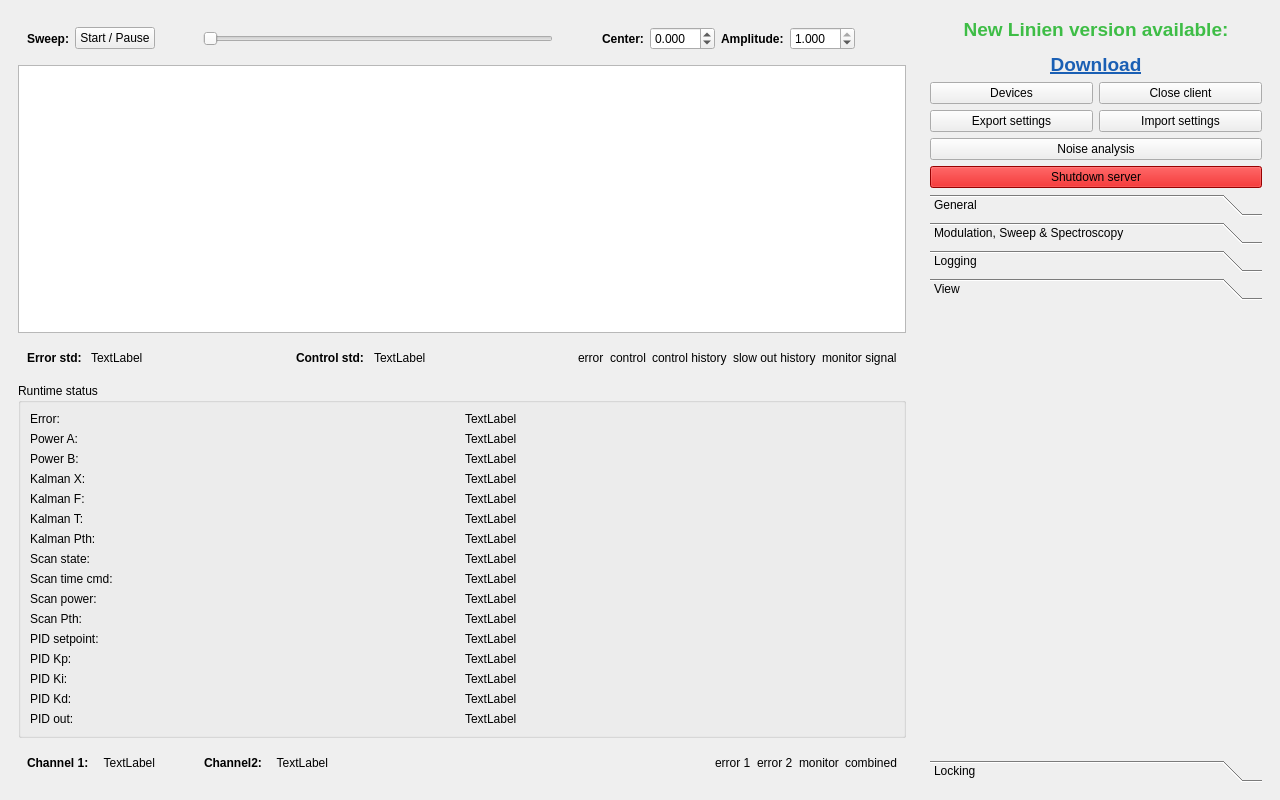
This is linien-gui/linien_gui/ui/main_window.ui in Debaucheryddll/FPATS as Qt 5 draws it before an edit. The edited form follows.
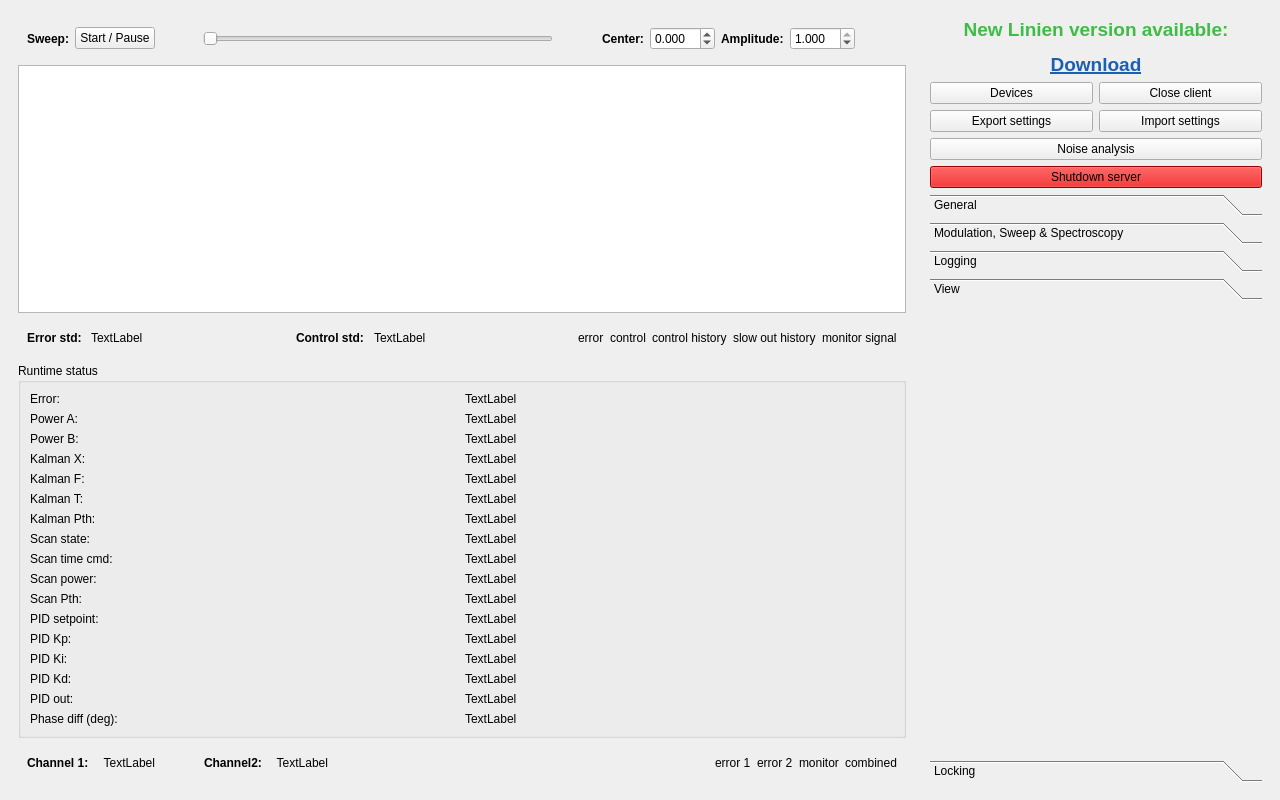
This is the edited form. Custom widgets are drawn as their Qt base class.

```diff
--- a/linien-gui/linien_gui/ui/main_window.ui
+++ b/linien-gui/linien_gui/ui/main_window.ui
@@ -587,6 +587,20 @@
              </property>
             </widget>
            </item>
+          <item row="16" column="0">
+           <widget class="QLabel" name="label_phase_diff">
+            <property name="text">
+             <string>Phase diff (deg):</string>
+            </property>
+           </widget>
+          </item>
+          <item row="16" column="1">
+           <widget class="QLabel" name="phaseDiffValueLabel">
+            <property name="text">
+             <string>TextLabel</string>
+            </property>
+           </widget>
+          </item>
           </layout>
          </widget>
         </item>
```
Lines whose indentation alone changed are shown as unchanged.
